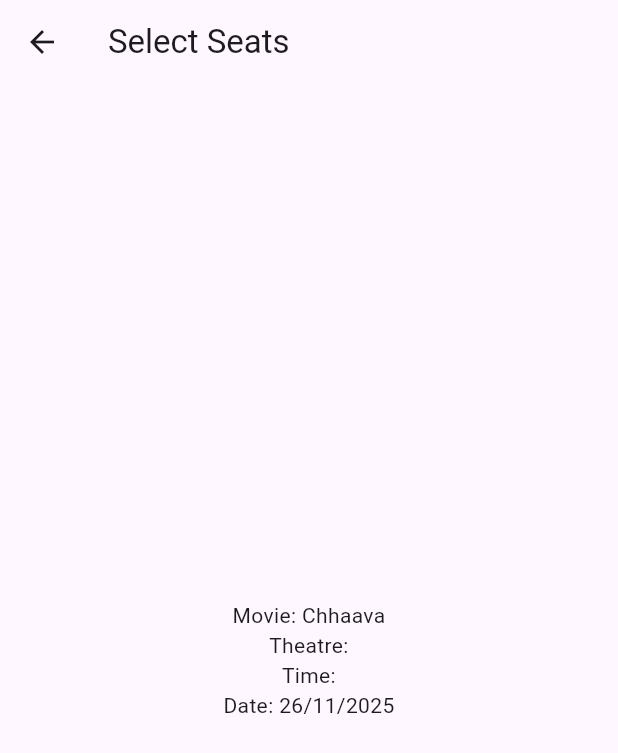
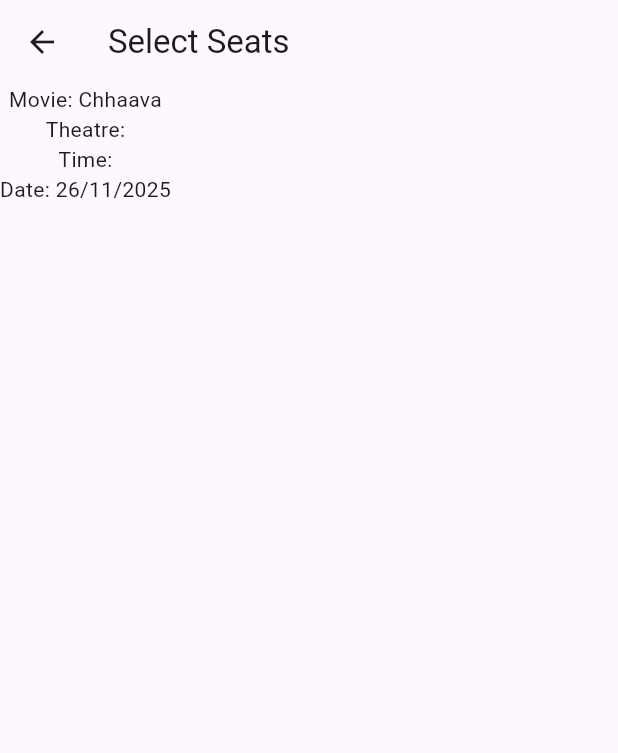
Before and after one commit to niravnasit9/movie_ticket_booking, a Flutter app: the SeatSelectionScreen screen opened directly with sample values from the repository, on a phone screen of 412 x 824 dp. Shown: the top 753 px of the screen. Run offline on Flutter 3.47's test engine with Material 3 defaults, Android fonts, the phone set to English and light mode, and no system bars; network calls fail.

Commit message:
First commit

```diff
--- a/lib/seatSelectionScreen.dart
+++ b/lib/seatSelectionScreen.dart
@@ -19,14 +19,16 @@ class SeatSelectionScreen extends StatelessWidget {
   Widget build(BuildContext context) {
     return Scaffold(
       appBar: AppBar(title: Text("Select Seats")),
-      body: Center(
-        child: Text(
-          "Movie: ${movie.title}\n"
-          "Theatre: $theatreName\n"
-          "Time: $showTime\n"
-          "Date: ${date.day}/${date.month}/${date.year}",
-          textAlign: TextAlign.center,
-        ),
+      body: Column(
+        children: [
+          Text("Movie: ${movie.title}", textAlign: TextAlign.center),
+          Text("Theatre: $theatreName", textAlign: TextAlign.center),
+          Text("Time: $showTime", textAlign: TextAlign.center),
+          Text(
+            "Date: ${date.day}/${date.month}/${date.year}",
+            textAlign: TextAlign.center,
+          ),
+        ],
       ),
     );
   }
```
